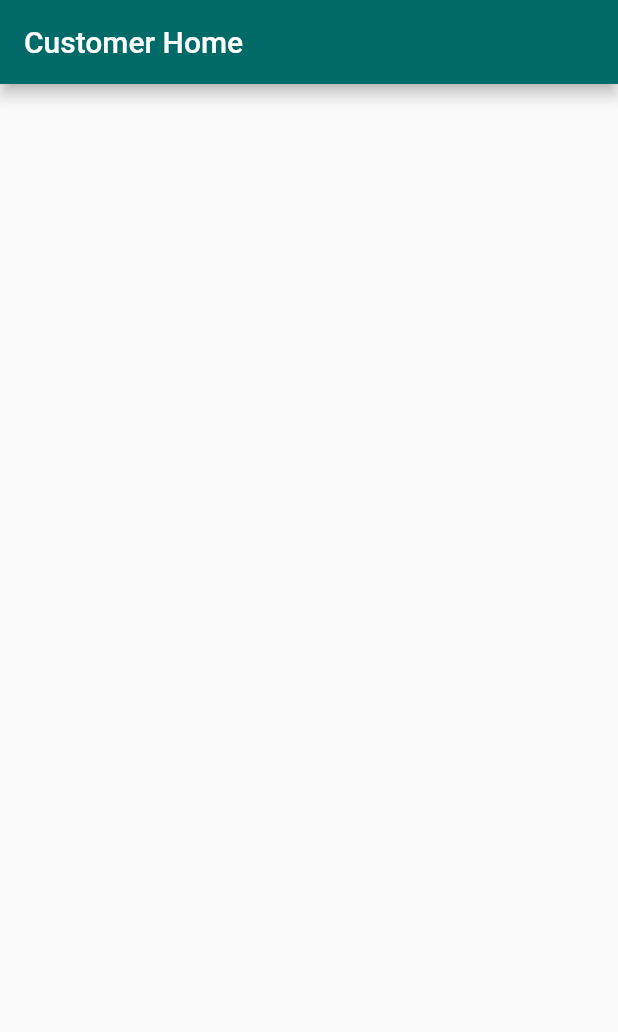
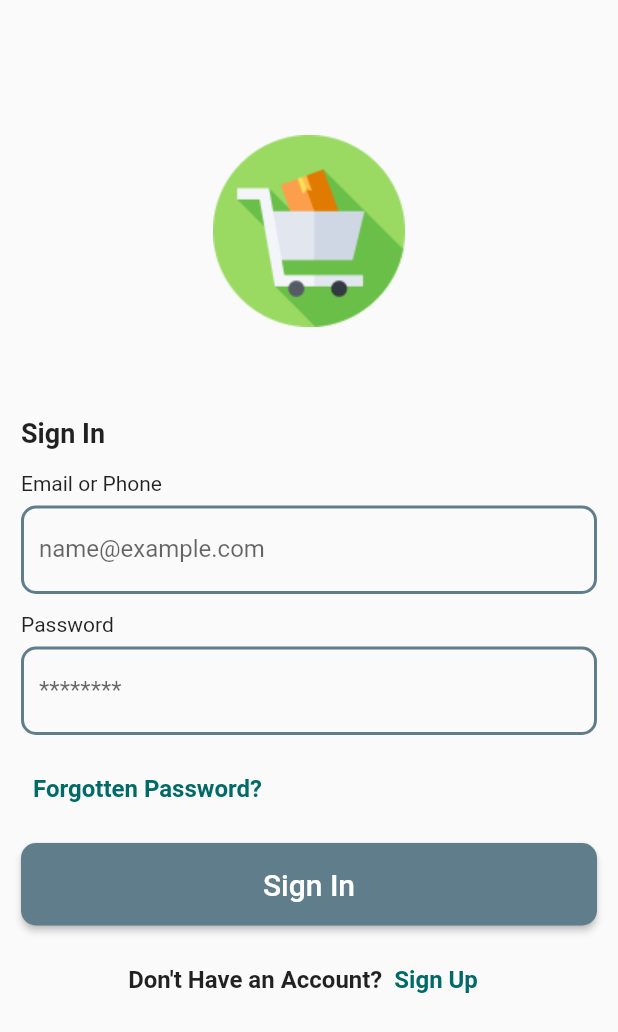
Before and after one commit to NABDroid/multivendor_ecommerce, a Flutter app: the screen it shows after launch, on a phone screen of 412 x 824 dp. Shown: the top 1032 px of the screen. Run offline on Flutter 3.47's test engine with Material 2 defaults, Android fonts, the phone set to English and light mode, and no system bars; our stand-ins replace flutter_spinkit; missing offline and left inert: dart:ffi.

Commit message:
Added LoginScreen

```diff
--- a/lib/Global.dart
+++ b/lib/Global.dart
@@ -1,4 +1,3 @@
-import 'dart:html';
 
 import 'package:flutter/material.dart';
 
--- a/lib/GlobalScreens/LoginScreen.dart
+++ b/lib/GlobalScreens/LoginScreen.dart
@@ -0,0 +1,143 @@
+import 'dart:ffi';
+
+import 'package:flutter/material.dart';
+import 'package:multivendor_ecommerce/CustomerScreens/CustomerHomeScreen.dart';
+import 'package:multivendor_ecommerce/Global.dart';
+
+class LoginScreen extends StatefulWidget {
+  const LoginScreen({super.key});
+
+  @override
+  State<LoginScreen> createState() => _LoginScreenState();
+}
+
+class _LoginScreenState extends State<LoginScreen> {
+  TextEditingController phoneController = TextEditingController();
+  TextEditingController passwordController = TextEditingController();
+
+  @override
+  Widget build(BuildContext context) {
+    return SafeArea(
+      child: Scaffold(
+        resizeToAvoidBottomInset: false,
+        body: Padding(
+          padding: const EdgeInsets.symmetric(horizontal: 14),
+          child: Column(
+            crossAxisAlignment: CrossAxisAlignment.start,
+            children: [
+              const SizedBox(
+                height: 90,
+              ),
+              Center(child: Image.asset("assets/appLogo.png")),
+              const SizedBox(
+                height: 60,
+              ),
+              Text(
+                "Sign In",
+                style: headingTextStyle,
+              ),
+              const SizedBox(
+                height: 15,
+              ),
+              Text(
+                "Email or Phone",
+                style: descriptionTextStyle,
+              ),
+              const SizedBox(
+                height: 7,
+              ),
+              TextField(
+                controller: phoneController,
+                decoration: InputDecoration(
+                    label: const Text("name@example.com"),
+                    enabledBorder: OutlineInputBorder(
+                      borderRadius: BorderRadius.all(Radius.circular(10)),
+                      borderSide: BorderSide(color: inactiveTFColor, width: 2),
+                    ),
+                    focusedBorder: OutlineInputBorder(
+                      borderRadius: BorderRadius.all(Radius.circular(10)),
+                      borderSide: BorderSide(color: activeTFColor, width: 3),
+                    )),
+              ),
+              const SizedBox(
+                height: 12,
+              ),
+              Text(
+                "Password",
+                style: descriptionTextStyle,
+              ),
+              const SizedBox(
+                height: 7,
+              ),
+              TextField(
+                controller: passwordController,
+                decoration: InputDecoration(
+                    label: const Text("********"),
+                    enabledBorder: OutlineInputBorder(
+                      borderRadius: BorderRadius.all(Radius.circular(10)),
+                      borderSide: BorderSide(color: inactiveTFColor, width: 2),
+                    ),
+                    focusedBorder: OutlineInputBorder(
+                      borderRadius: BorderRadius.all(Radius.circular(10)),
+                      borderSide: BorderSide(color: activeTFColor, width: 3),
+                    )),
+              ),
+              const SizedBox(
+                height: 12,
+              ),
+              TextButton(
+                  onPressed: () {},
+                  child: Text(
+                    "Forgotten Password?",
+                    style: titleTextStyle,
+                  )),
+              const SizedBox(height: 12),
+              SizedBox(
+                width: double.infinity,
+                child: ElevatedButton(
+                    style: ElevatedButton.styleFrom(
+                      shape: RoundedRectangleBorder(
+                          borderRadius: BorderRadius.circular(10)),
+                      backgroundColor: primaryButtonColor,
+                    ),
+                    onPressed: () {
+                      //for demo purposes only, add function later
+
+                      Navigator.pushReplacement(
+                          context,
+                          MaterialPageRoute(
+                              builder: (context) => CustomerHomeScreen()));
+                    },
+                    child: const Padding(
+                      padding: EdgeInsets.symmetric(vertical: 16),
+                      child: Text(
+                        "Sign In",
+                        style: TextStyle(fontSize: 20),
+                      ),
+                    )),
+              ),
+              const SizedBox(
+                height: 12,
+              ),
+              Row(
+                mainAxisAlignment: MainAxisAlignment.center,
+                children: [
+                  Text(
+                    "Don't Have an Account?",
+                    style: titleTextStyle,
+                  ),
+                  TextButton(
+                      onPressed: () {},
+                      child: Text(
+                        "Sign Up",
+                        style: titleTextStyle,
+                      ))
+                ],
+              ),
+            ],
+          ),
+        ),
+      ),
+    );
+  }
+}
--- a/lib/GlobalScreens/SplashScreen.dart
+++ b/lib/GlobalScreens/SplashScreen.dart
@@ -1,6 +1,7 @@
 import 'package:flutter/material.dart';
 import 'package:flutter_spinkit/flutter_spinkit.dart';
 import 'package:multivendor_ecommerce/CustomerScreens/CustomerHomeScreen.dart';
+import 'package:multivendor_ecommerce/GlobalScreens/LoginScreen.dart';
 
 class SplashScreen extends StatefulWidget {
   const SplashScreen({Key? key}) : super(key: key);
@@ -34,7 +35,7 @@ class _SplashScreenState extends State<SplashScreen> {
   void checkUserStatus() {
     Future.delayed(Duration(seconds: 5), () {
       Navigator.pushReplacement(context,
-          MaterialPageRoute(builder: (context) => CustomerHomeScreen()));
+          MaterialPageRoute(builder: (context) => LoginScreen())); //later change to HomePage
     });
   }
 }
```
